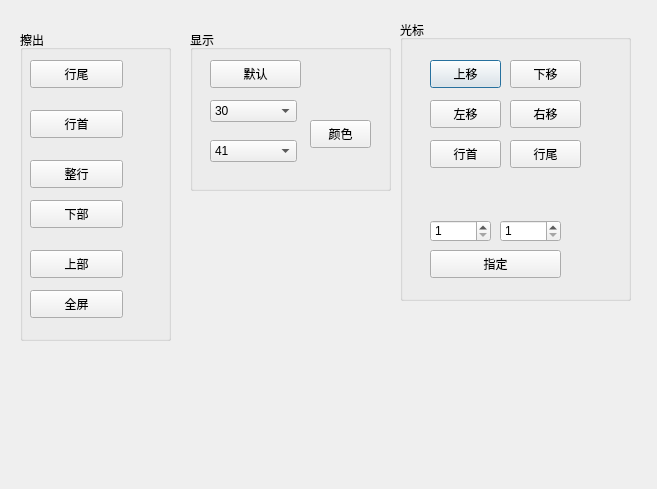
The window that QTerm/dialog.ui (isliulin/QT43) describes before a commit, drawn with Qt 5.
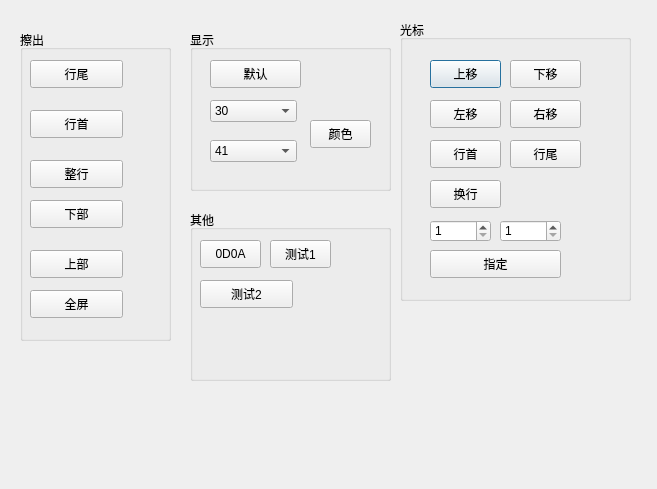
The same window after the commit.

```diff
--- a/QTerm/dialog.ui
+++ b/QTerm/dialog.ui
@@ -142,6 +142,19 @@
      <string>指定</string>
     </property>
    </widget>
+   <widget class="QPushButton" name="nl">
+    <property name="geometry">
+     <rect>
+      <x>30</x>
+      <y>160</y>
+      <width>71</width>
+      <height>28</height>
+     </rect>
+    </property>
+    <property name="text">
+     <string>换行</string>
+    </property>
+   </widget>
   </widget>
   <widget class="QGroupBox" name="groupBox_2">
    <property name="geometry">
@@ -373,6 +386,58 @@
     </property>
    </widget>
   </widget>
+  <widget class="QGroupBox" name="groupBox_4">
+   <property name="geometry">
+    <rect>
+     <x>190</x>
+     <y>210</y>
+     <width>201</width>
+     <height>171</height>
+    </rect>
+   </property>
+   <property name="title">
+    <string>其他</string>
+   </property>
+   <widget class="QPushButton" name="crlf">
+    <property name="geometry">
+     <rect>
+      <x>10</x>
+      <y>30</y>
+      <width>61</width>
+      <height>28</height>
+     </rect>
+    </property>
+    <property name="text">
+     <string>0D0A</string>
+    </property>
+   </widget>
+   <widget class="QPushButton" name="test1">
+    <property name="geometry">
+     <rect>
+      <x>80</x>
+      <y>30</y>
+      <width>61</width>
+      <height>28</height>
+     </rect>
+    </property>
+    <property name="text">
+     <string>测试1</string>
+    </property>
+   </widget>
+   <widget class="QPushButton" name="test2">
+    <property name="geometry">
+     <rect>
+      <x>10</x>
+      <y>70</y>
+      <width>93</width>
+      <height>28</height>
+     </rect>
+    </property>
+    <property name="text">
+     <string>测试2</string>
+    </property>
+   </widget>
+  </widget>
  </widget>
  <resources/>
  <connections/>
```
